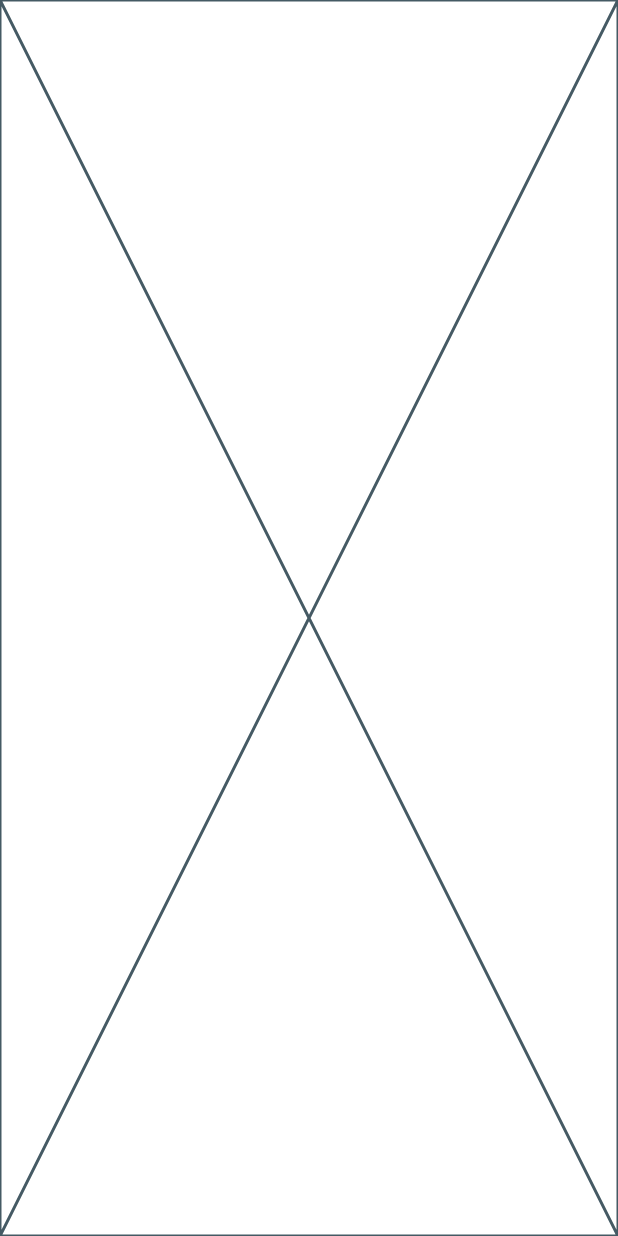
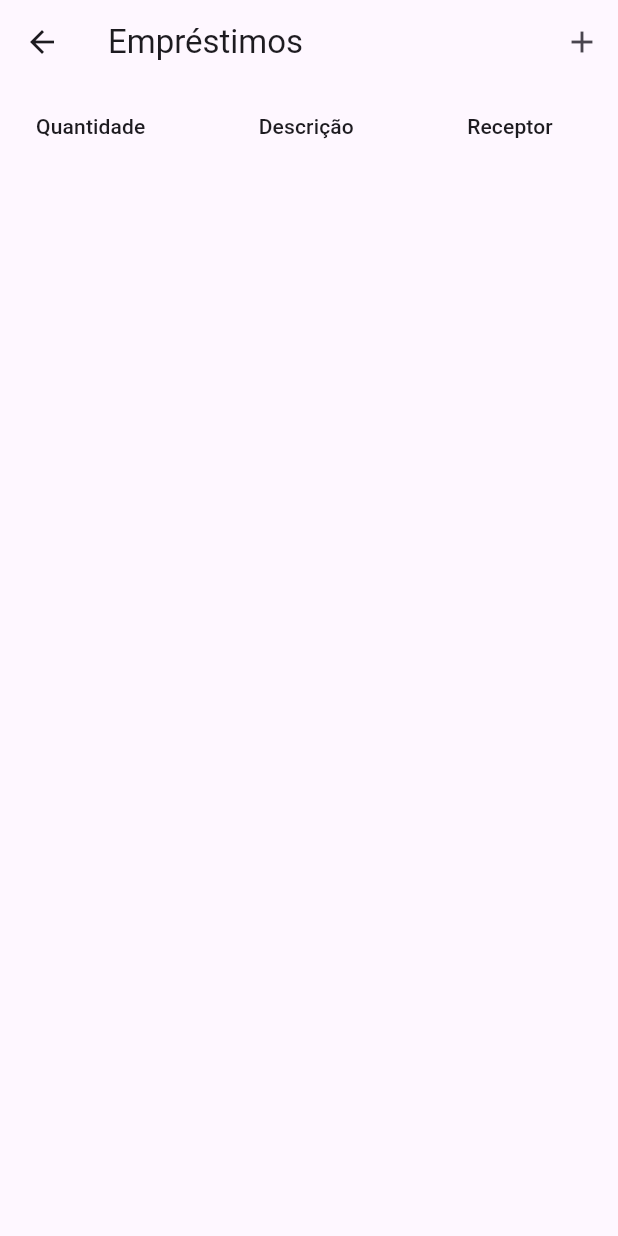
Before and after one commit to yurastico/FlutterPersistence, a Flutter app: the screen it shows after launch, after a tap on "Relational", on a phone screen of 412 x 824 dp. Run offline on Flutter 3.47's test engine with Material 3 defaults, Android fonts, the phone set to English and light mode, and no system bars; our stand-ins replace shared_preferences, sqflite; accounts and stored records are empty.

Commit message:
creating a relational database

```diff
--- a/lib/main.dart
+++ b/lib/main.dart
@@ -26,7 +26,7 @@ class MyApp extends StatelessWidget {
       routes: {
         '/': (context) => const MyHomePage(),
         '/key_value': (context) => const KeyValueScreen(),
-        '/relational': (context) => const RelationalScreen(),
+        '/relational': (context) => RelationalScreen(),
         '/nosql': (context) => const NoSQLScreen(),
       },
     );
--- /dev/null
+++ b/lib/relational_model/relational_item.dart
@@ -0,0 +1,22 @@
+class RelationalItem {
+  int? id;
+  final double quantity;
+  final String description;
+  final String receptor;
+
+  RelationalItem({
+    this.id,
+    required this.quantity,
+    required this.description,
+    required this.receptor,
+  });
+
+  Map<String, dynamic> toMap() {
+    return {
+      'id': id,
+      'quantity': quantity,
+      'description': description,
+      'receptor': receptor,
+    };
+  }
+}
--- a/lib/screens/relational.dart
+++ b/lib/screens/relational.dart
@@ -1,15 +1,185 @@
 import 'package:flutter/material.dart';
+import 'package:flutter_persistence/relational_model/relational_item.dart';
+import 'package:sqflite/sqflite.dart';
+import 'package:path/path.dart' as path;
 
 class RelationalScreen extends StatefulWidget {
-  const RelationalScreen({super.key});
+  RelationalScreen({super.key});
+
+  final TextEditingController _quantityController = TextEditingController();
+  final TextEditingController _descriptionController = TextEditingController();
+  final TextEditingController _receptorController = TextEditingController();
 
   @override
   State<RelationalScreen> createState() => _RelationalScreenState();
 }
 
 class _RelationalScreenState extends State<RelationalScreen> {
+
+  late SimpleDialog dialog;
+  late Database _database;
+
+  List<DataRow> rows = [];
+
+  @override
+  void initState() {
+    super.initState();
+    dialog = SimpleDialog(
+      title: const Text('Novo item'),
+      children: [
+        Padding(
+          padding: const EdgeInsets.all(24),
+          child: Column(
+            children: [
+              TextFormField(
+                decoration: const InputDecoration(
+                  labelText: "Quantidade",
+                ),
+                keyboardType: TextInputType.number,
+                controller: widget._quantityController,
+              ),
+              TextFormField(
+                decoration: const InputDecoration(
+                  labelText: "Descrição",
+                ),
+                controller: widget._descriptionController,
+              ),
+              TextFormField(
+                decoration: const InputDecoration(
+                  labelText: "Receptor",
+                ),
+                controller: widget._receptorController,
+              ),
+              ElevatedButton(onPressed: (){
+                _closeDialog();
+              }, child: const Text("Inserir"))
+            ],
+          ),
+        )
+      ],
+    );
+    _openDatabase();
+  }
+
+  void _openDatabase() async {
+    _database = await openDatabase(
+      path.join(await getDatabasesPath(), 'database.db'),
+      onCreate: (db, version) {
+        return db.execute(
+          'CREATE TABLE itens(id INTEGER PRIMARY KEY AUTOINCREMENT, quantity REAL, description TEXT, receptor TEXT)',
+        );
+      },
+      version: 1,
+    );
+
+    _buildRows();
+  }
+
+  void _buildRows() async {
+    List<RelationalItem> itens = await _itens();
+    setState(() {
+      rows = itens.map((item) =>
+          DataRow(
+              key: ValueKey(item.id),
+              cells: [
+                DataCell(Text("${item.quantity}")),
+                DataCell(Text(item.description)),
+                DataCell(Text(item.receptor)),
+              ],
+              onLongPress: (){
+                _delete(item.id ?? 0);
+              }
+          )
+      ).toList();
+    });
+  }
+
+  void _closeDialog() async{
+    Navigator.pop(context);
+    RelationalItem item = RelationalItem(
+        description: widget._descriptionController.text,
+        quantity: double.parse(widget._quantityController.text),
+        receptor: widget._receptorController.text
+    );
+    item.id = await _insert(item);
+
+    setState(() {
+      rows.add(
+          DataRow(
+              key: ValueKey(item.id),
+              cells: [
+                DataCell(Text("${item.quantity}")),
+                DataCell(Text(item.description)),
+                DataCell(Text(item.receptor)),
+              ],
+              onLongPress: (){
+                _delete(item.id ?? 0);
+              }
+          )
+      );
+    });
+  }
+
+  Future<int> _insert(RelationalItem item) async {
+    int id = await _database.insert(
+      'itens',
+      item.toMap(),
+      conflictAlgorithm: ConflictAlgorithm.replace,
+    );
+    return id;
+  }
+
+  Future<List<RelationalItem>> _itens() async {
+    final List<Map<String, dynamic>> maps = await _database.query('itens');
+
+    return List.generate(maps.length, (i) {
+      return RelationalItem(
+        id: maps[i]['id'] as int,
+        quantity: maps[i]['quantity'] as double,
+        description: maps[i]['description'] as String,
+        receptor: maps[i]['receptor'] as String,
+      );
+    });
+  }
+
+  Future<void> _delete(int id) async {
+    await _database.delete(
+      'itens',
+      where: 'id = ?',
+      whereArgs: [id],
+    );
+
+    _buildRows();
+  }
+
   @override
   Widget build(BuildContext context) {
-    return const Placeholder();
+    return Scaffold(
+      appBar: AppBar(
+        title: const Text("Empréstimos"),
+        actions: [
+          IconButton(
+              onPressed: (){
+                showDialog<void>(context: context, builder: (context) => dialog);
+              },
+              icon: const Icon(Icons.add)
+          )
+        ],
+      ),
+      body: SingleChildScrollView(
+        scrollDirection: Axis.horizontal,
+        child: SizedBox(
+          width: MediaQuery.of(context).size.width,
+          child: DataTable(
+            columns: const [
+              DataColumn(label: Text("Quantidade")),
+              DataColumn(label: Text("Descrição")),
+              DataColumn(label: Text("Receptor")),
+            ],
+            rows: rows,
+          ),
+        ),
+      ),
+    );
   }
 }
```
